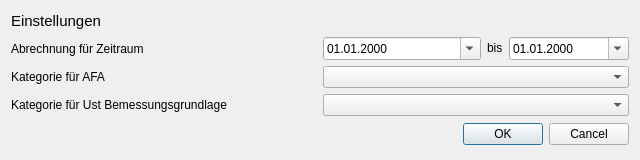
First picture: the form in settings.ui, repository lippit/aussackler, before the edit.
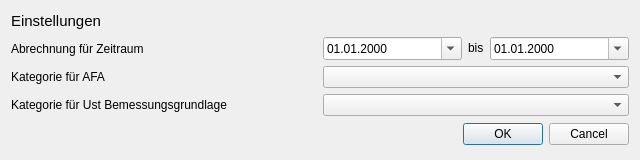
Second picture: the form after the edit.

Diff of the .ui file:
```diff
--- a/settings.ui
+++ b/settings.ui
@@ -88,12 +88,6 @@
        </item>
        <item>
         <widget class="QDateEdit" name="to">
-         <property name="maximumSize">
-          <size>
-           <width>120</width>
-           <height>16777215</height>
-          </size>
-         </property>
          <property name="displayFormat">
           <string>dd.MM.yyyy</string>
          </property>
```
